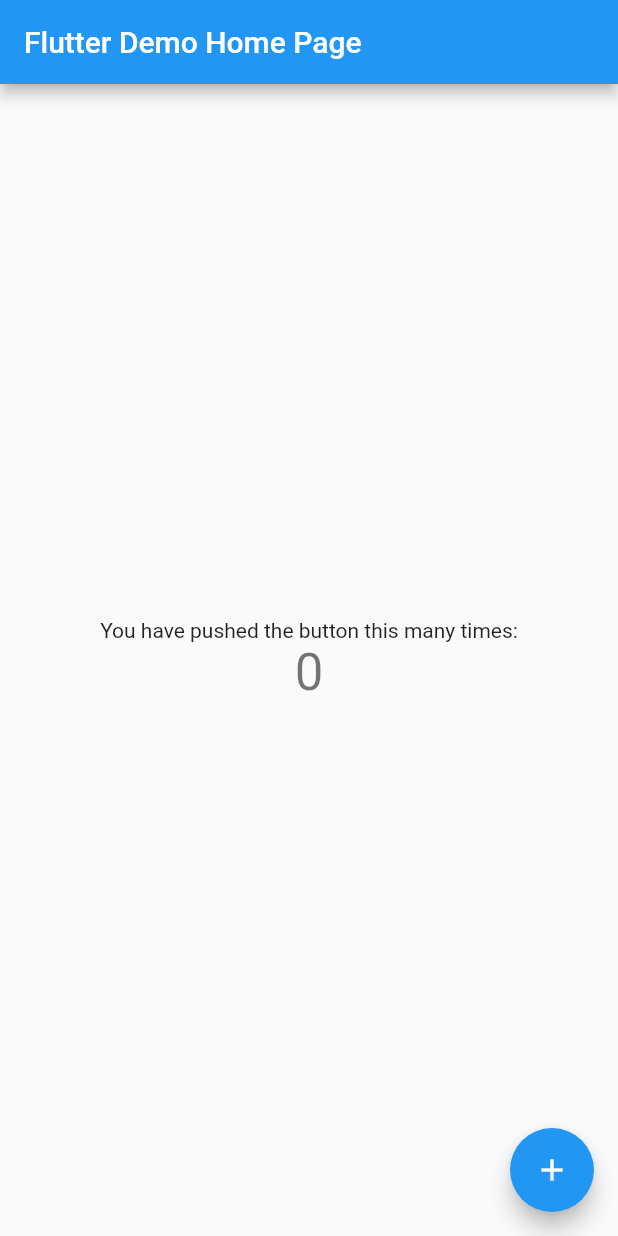
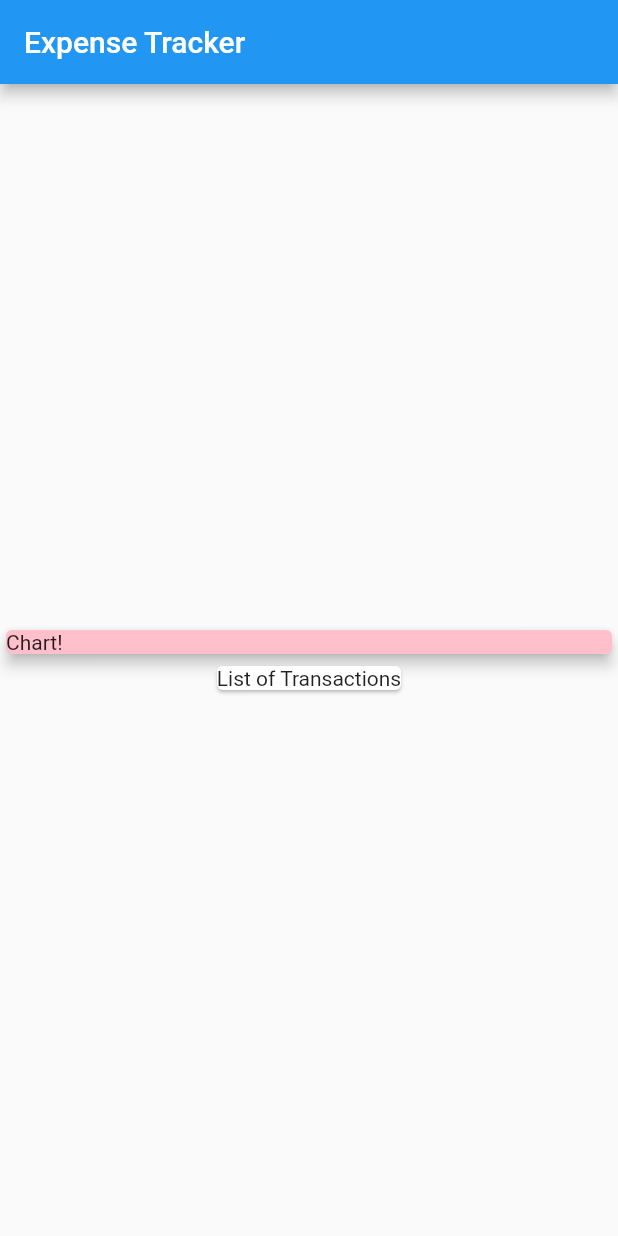
Before and after one commit to the-fanan/expense_tracker, a Flutter app: the screen it shows after launch, on a phone screen of 412 x 824 dp. Run offline on Flutter 3.47's test engine with Material 2 defaults, Android fonts, the phone set to English and light mode, and no system bars.

Commit message:
combined widgets for size styling

```diff
--- a/lib/main.dart
+++ b/lib/main.dart
@@ -26,7 +26,7 @@ class MyApp extends StatelessWidget {
         // closer together (more dense) than on mobile platforms.
         visualDensity: VisualDensity.adaptivePlatformDensity,
       ),
-      home: MyHomePage(title: 'Flutter Demo Home Page'),
+      home: MyHomePage(title: 'Expense Tracker'),
     );
   }
 }
@@ -50,18 +50,6 @@ class MyHomePage extends StatefulWidget {
 }
 
 class _MyHomePageState extends State<MyHomePage> {
-  int _counter = 0;
-
-  void _incrementCounter() {
-    setState(() {
-      // This call to setState tells the Flutter framework that something has
-      // changed in this State, which causes it to rerun the build method below
-      // so that the display can reflect the updated values. If we changed
-      // _counter without calling setState(), then the build method would not be
-      // called again, and so nothing would appear to happen.
-      _counter++;
-    });
-  }
 
   @override
   Widget build(BuildContext context) {
@@ -97,21 +85,20 @@ class _MyHomePageState extends State<MyHomePage> {
           // horizontal).
           mainAxisAlignment: MainAxisAlignment.center,
           children: <Widget>[
-            Text(
-              'You have pushed the button this many times:',
+            Container(
+              width: double.infinity,
+              child: Card(
+                color: Color(0xFFFFC0CB),
+                child: Text("Chart!"),
+                elevation: 4,
+              ),
             ),
-            Text(
-              '$_counter',
-              style: Theme.of(context).textTheme.headline4,
-            ),
+            Card(
+              child: Text("List of Transactions")
+            )
           ],
         ),
       ),
-      floatingActionButton: FloatingActionButton(
-        onPressed: _incrementCounter,
-        tooltip: 'Increment',
-        child: Icon(Icons.add),
-      ), // This trailing comma makes auto-formatting nicer for build methods.
     );
   }
 }
```
